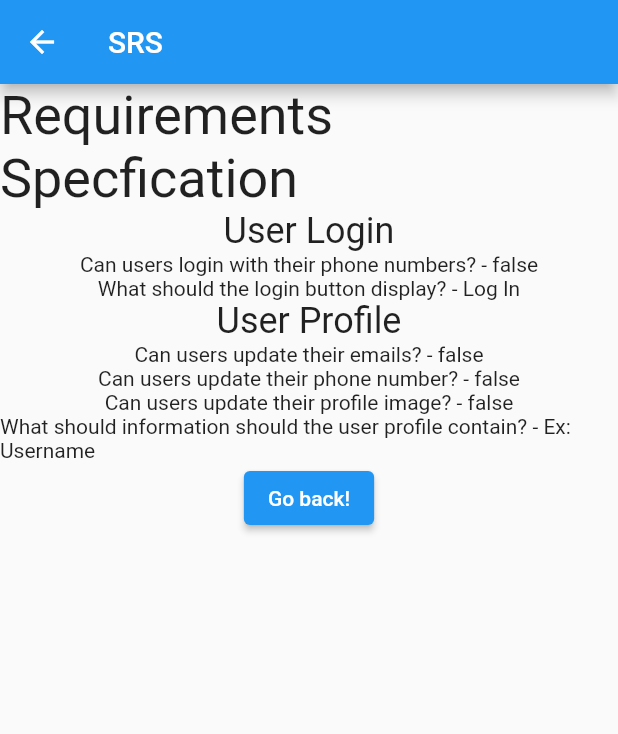
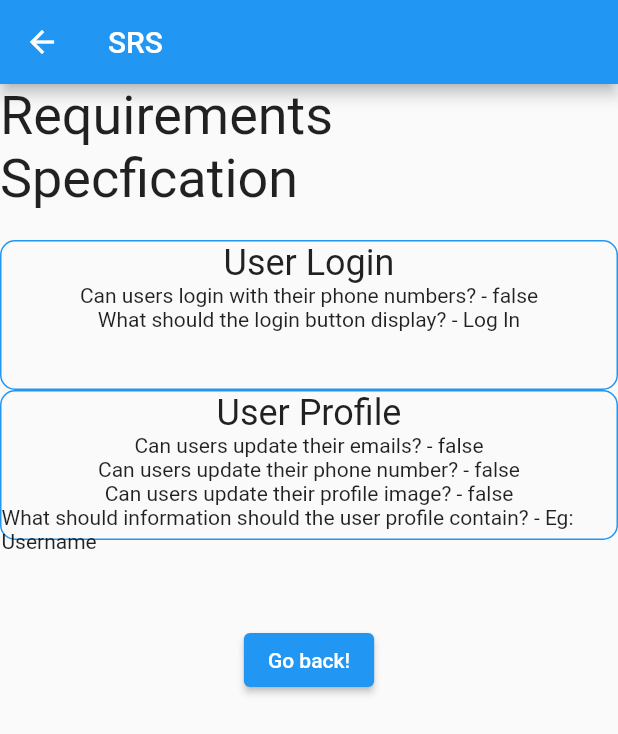
Before and after one commit to ElBatanony/ProtoFast, a Flutter app: the screen it shows after launch, after a tap on "Generate SRS", on a phone screen of 412 x 824 dp. Shown: the top 734 px of the screen. Run offline on Flutter 3.47's test engine with Material 2 defaults, Android fonts, the phone set to English and light mode, and no system bars.

Commit message:
Improving UI-1 step

```diff
--- a/lib/configurations/bool_configuration.dart
+++ b/lib/configurations/bool_configuration.dart
@@ -32,7 +32,10 @@ class _BoolConfigurationWidgetState extends State<BoolConfigurationWidget> {
 
   @override
   Widget build(BuildContext context) {
-    return Row(children: [
+    return Row(
+        mainAxisAlignment: MainAxisAlignment.center,
+        crossAxisAlignment: CrossAxisAlignment.center,
+        children: [
           Text(widget.boolConfig.question),
           Switch(
               value: widget.boolConfig.isEnabled(),
--- a/lib/configurations/string_configuration.dart
+++ b/lib/configurations/string_configuration.dart
@@ -36,9 +36,13 @@ class _StringConfigurationWidgetState extends State<StringConfigurationWidget> {
   Widget build(BuildContext context) {
     return Column(children: [
       TextField(
+        textAlign: TextAlign.center,
         controller: controller,
         decoration: InputDecoration(
           labelText: widget.stringConfig.question,
+          alignLabelWithHint: true,
+          border: OutlineInputBorder(),
+          focusedBorder: OutlineInputBorder(),
         ),
         onChanged: (value) {
           setState(() {
--- a/lib/features/user_login.dart
+++ b/lib/features/user_login.dart
@@ -1,11 +1,15 @@
+import 'package:flutter/material.dart';
 import 'package:protofast/configurations/bool_configuration.dart';
 import 'package:protofast/configurations/string_configuration.dart';
 import 'package:protofast/models/feature.dart';
 
+import 'package:protofast/presentation/my_flutter_app_icons.dart';
+
 class UserLogin extends Feature {
   UserLogin()
-      : super('User Login', [
+      : super('User Login', MyFlutterApp.login, [
           BoolConfiguration('Can users login with their phone numbers?', false),
-          StringConfiguration('What should the login button display?', 'Log In')
+          StringConfiguration(
+              'What should the login button display?', 'Log In'),
         ]);
 }
--- a/lib/features/user_profile.dart
+++ b/lib/features/user_profile.dart
@@ -1,15 +1,16 @@
 import 'package:protofast/configurations/bool_configuration.dart';
 import 'package:protofast/configurations/string_configuration.dart';
 import 'package:protofast/models/feature.dart';
+import 'package:protofast/presentation/my_flutter_app_icons.dart';
 
 class UserProfile extends Feature {
   UserProfile()
-      : super('User Profile', [
+      : super('User Profile', MyFlutterApp.login, [
           BoolConfiguration('Can users update their emails?', false),
           BoolConfiguration('Can users update their phone number?', false),
           BoolConfiguration('Can users update their profile image?', false),
           StringConfiguration(
               'What should information should the user profile contain?',
-              'Ex: Username'),
+              'Eg: Username'),
         ]);
 }
--- a/lib/main.dart
+++ b/lib/main.dart
@@ -49,7 +49,8 @@ class _MyHomePageState extends State<MyHomePage> {
         appBar: AppBar(
           title: const Text('ProtoFast'),
         ),
-      body: Column(
+        body: Center(
+          child: Column(
             children: [
               const Padding(
                 padding: EdgeInsets.all(15.0),
@@ -59,10 +60,12 @@ class _MyHomePageState extends State<MyHomePage> {
                 ),
               ),
               featuresList(myProject.features),
-          ElevatedButton(onPressed: goToSRS, child: const Text('Generate SRS')),
+              SizedBox(width: 16.0, height: 16.0),
+              ElevatedButton(
+                  onPressed: goToSRS, child: const Text('Generate SRS')),
             ],
           ),
-    );
+        ));
   }
 }
 
--- a/lib/models/feature.dart
+++ b/lib/models/feature.dart
@@ -6,8 +6,9 @@ abstract class Feature {
   List<Configuration> configs;
   int? estimation;
   int? priority;
+  IconData icon;
 
-  Feature(this.name, this.configs, {this.estimation, this.priority});
+  Feature(this.name, this.icon, this.configs, {this.estimation, this.priority});
 
   Widget generateSpecification() {
     return Column(children: [
@@ -17,13 +18,23 @@ abstract class Feature {
   }
 
   Widget featureWidget() {
-    return Column(mainAxisAlignment: MainAxisAlignment.start, children: [
-      featureNameWidget(),
-      ...configs.map((config) => config.configurationWidget()).toList()
+    return Column(children: [
+      Row(
+          mainAxisAlignment: MainAxisAlignment.center,
+          crossAxisAlignment: CrossAxisAlignment.center,
+          children: [featureNameWidget(), featureIconWidget()]),
+      ...configs.map((config) => config.configurationWidget()).toList(),
+      SizedBox(height: 40),
     ]);
   }
 
   Widget featureNameWidget() {
     return Text(name, style: const TextStyle(fontSize: 24));
   }
+
+  Widget featureIconWidget() {
+    return Icon(
+      icon,
+    );
+  }
 }
--- a/lib/models/project.dart
+++ b/lib/models/project.dart
@@ -12,7 +12,24 @@ class Project {
 
   Widget generateSRS() {
     return Column(children: [
-      ...features.map((feature) => feature.generateSpecification()).toList()
+      SizedBox(height: 20.0),
+      Column(children: [
+        ...features
+            .map(
+              (feature) => Container(
+                  height: 100,
+                  width: 600,
+                  decoration: BoxDecoration(
+                    border: Border.all(
+                      color: Colors.blue,
+                    ),
+                    borderRadius: BorderRadius.circular(10.0),
+                  ),
+                  child: Center(child: feature.generateSpecification())),
+            )
+            .toList(),
+        SizedBox(height: 40),
+      ])
     ]);
   }
 
--- /dev/null
+++ b/lib/presentation/my_flutter_app_icons.dart
@@ -0,0 +1,29 @@
+/// Flutter icons MyFlutterApp
+/// Copyright (C) 2021 by original authors @ fluttericon.com, fontello.com
+/// This font was generated by FlutterIcon.com, which is derived from Fontello.
+///
+/// To use this font, place it in your fonts/ directory and include the
+/// following in your pubspec.yaml
+///
+/// flutter:
+///   fonts:
+///    - family:  MyFlutterApp
+///      fonts:
+///       - asset: fonts/MyFlutterApp.ttf
+///
+///
+/// * Font Awesome 4, Copyright (C) 2016 by Dave Gandy
+///         Author:    Dave Gandy
+///         License:   SIL ()
+///         Homepage:  http://fortawesome.github.com/Font-Awesome/
+///
+import 'package:flutter/widgets.dart';
+
+class MyFlutterApp {
+  MyFlutterApp._();
+
+  static const _kFontFam = 'MyFlutterApp';
+  static const String? _kFontPkg = null;
+
+  static const IconData login = IconData(0xe800, fontFamily: _kFontFam, fontPackage: _kFontPkg);
+}
--- a/lib/screens/srs_screen.dart
+++ b/lib/screens/srs_screen.dart
@@ -19,6 +19,7 @@ class SRSScreen extends StatelessWidget {
               style: TextStyle(fontSize: 36),
             ),
             project.generateSRS(),
+            SizedBox(width: 16.0, height: 16.0),
             ElevatedButton(
               onPressed: () {
                 Navigator.pop(context);
--- a/pubspec.yaml
+++ b/pubspec.yaml
@@ -56,6 +56,10 @@ flutter:
   # included with your application, so that you can use the icons in
   # the material Icons class.
   uses-material-design: true
+  fonts:
+     - family:  MyFlutterApp
+       fonts:
+         - asset: lib/fonts/MyFlutterApp.ttf
 
   # To add assets to your application, add an assets section, like this:
   # assets:
```
Also changed, not shown: lib/fonts/MyFlutterApp.ttf (added), pubspec.lock. Lines whose indentation alone changed are shown as unchanged.
